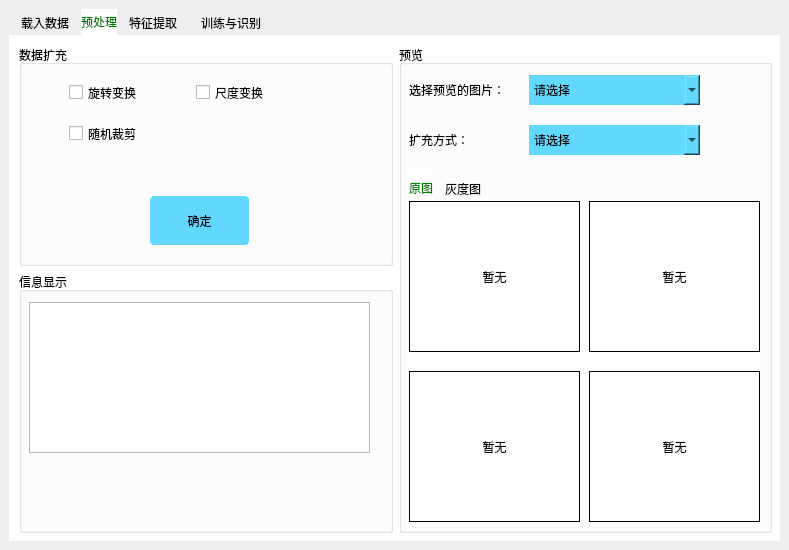
This is oceanEddyRecognition.ui in Liujiajia1994/pyQtTest as Qt 5 draws it before an edit. The edited form follows.
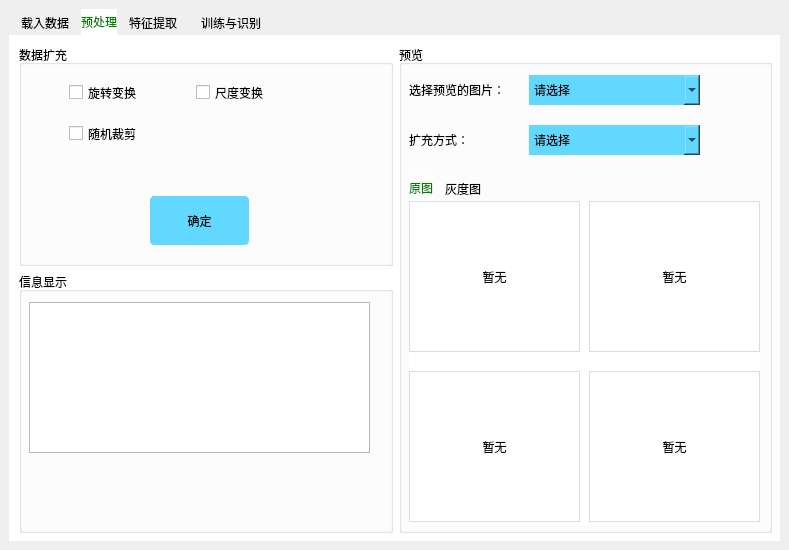
This is the edited form. The open tabs and pages were chosen to show the change. Icons and pictures are not drawn.

Commit message: QLabel边框线颜色更换

Patch:
```diff
--- a/oceanEddyRecognition.ui
+++ b/oceanEddyRecognition.ui
@@ -554,7 +554,7 @@
                </rect>
               </property>
               <property name="styleSheet">
-               <string notr="true">QLabel{border: 1px solid rgb(0, 0, 0)}</string>
+               <string notr="true">QLabel{border: 1px solid  rgb(213, 223, 229);}</string>
               </property>
               <property name="text">
                <string>暂无</string>
@@ -577,7 +577,7 @@
               </property>
               <property name="styleSheet">
                <string notr="true">QLabel{
-	border: 1px solid rgb(0, 0, 0)
+	border: 1px solid rgb(213, 223, 229);
 }</string>
               </property>
               <property name="text">
@@ -601,7 +601,7 @@
               </property>
               <property name="styleSheet">
                <string notr="true">QLabel{
-	border: 1px solid rgb(0, 0, 0)
+	border: 1px solid  rgb(213, 223, 229);
 }</string>
               </property>
               <property name="text">
@@ -625,7 +625,7 @@
               </property>
               <property name="styleSheet">
                <string notr="true">QLabel{
-	border: 1px solid rgb(0, 0, 0)
+	border: 1px solid rgb(213, 223, 229);
 }</string>
               </property>
               <property name="text">
```
Left out of the diff: 20 changed lines with no effect on the pictures. The commit also changes 1 other file.
